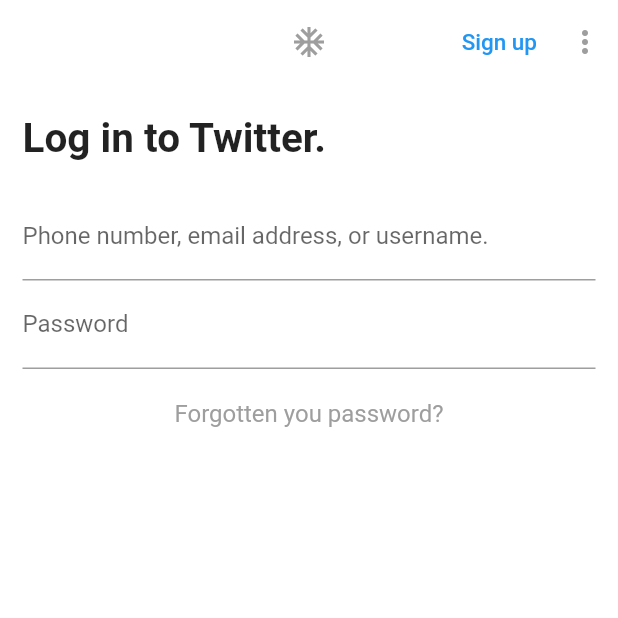
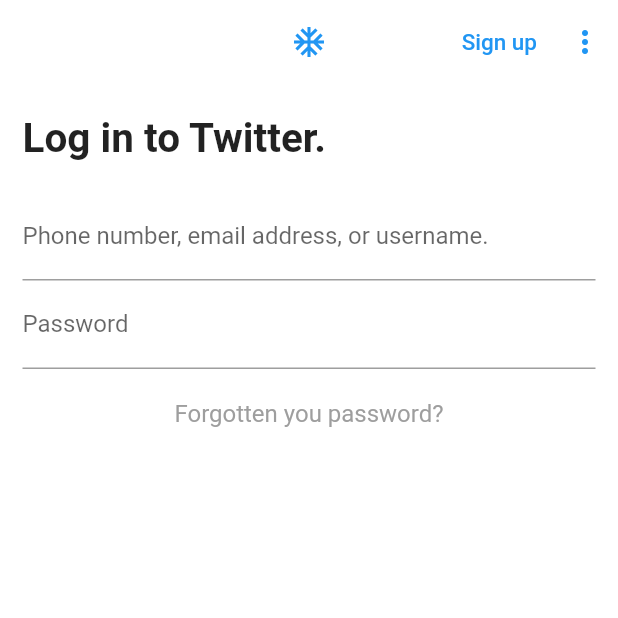
Before and after one commit to plokmij/flutter-ui, a Flutter app: the Login screen opened directly, on a phone screen of 412 x 824 dp, the top half of it. Run offline on Flutter 3.47's test engine with Material 2 defaults, Android fonts, the phone set to English and light mode, and no system bars.

Commit message:
add naigation

```diff
--- a/login2/lib/src/screens/login.dart
+++ b/login2/lib/src/screens/login.dart
@@ -1,7 +1,8 @@
 import 'package:flutter/material.dart';
+import 'signup.dart';
 
 class Login extends StatelessWidget {
-  TextStyle appBarSignUpButtonStyle = TextStyle(
+  final TextStyle appBarSignUpButtonStyle = TextStyle(
     color: Colors.blue,
     fontSize: 15,
     fontWeight: FontWeight.w500,
@@ -14,11 +15,15 @@ class Login extends StatelessWidget {
         backgroundColor: Colors.white,
         title: Icon(
           Icons.ac_unit,
-          color: Colors.grey,
+          color: Colors.blue,
         ),
         centerTitle: true,
         actions: <Widget>[
-          Center(
+          InkWell(
+            onTap: (){
+              Navigator.push(context, MaterialPageRoute(builder: (context)=>Signup()));
+            },
+            child: Center(
               child: Padding(
                 padding: EdgeInsets.symmetric(horizontal: 10),
                 child: Text(
@@ -27,11 +32,12 @@ class Login extends StatelessWidget {
                 ),
               ),
             ),
+          ),
           Padding(
             padding: EdgeInsets.all(10),
             child: Icon(
               Icons.more_vert,
-              color: Colors.grey,
+              color: Colors.blue,
             ),
           )
         ],
```
Also changed, not shown: login2/lib/src/app.dart (+8 -6 lines), login2/lib/src/screens/signup.dart (+7 -3 lines), login2/lib/src/screens/welcome.dart (+25 -16 lines). Lines whose indentation alone changed are shown as unchanged.
